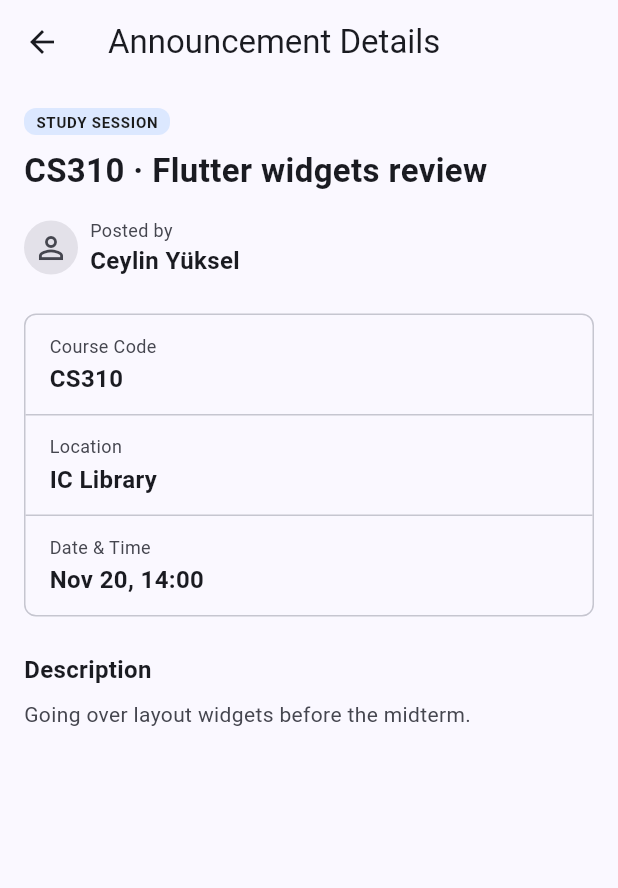
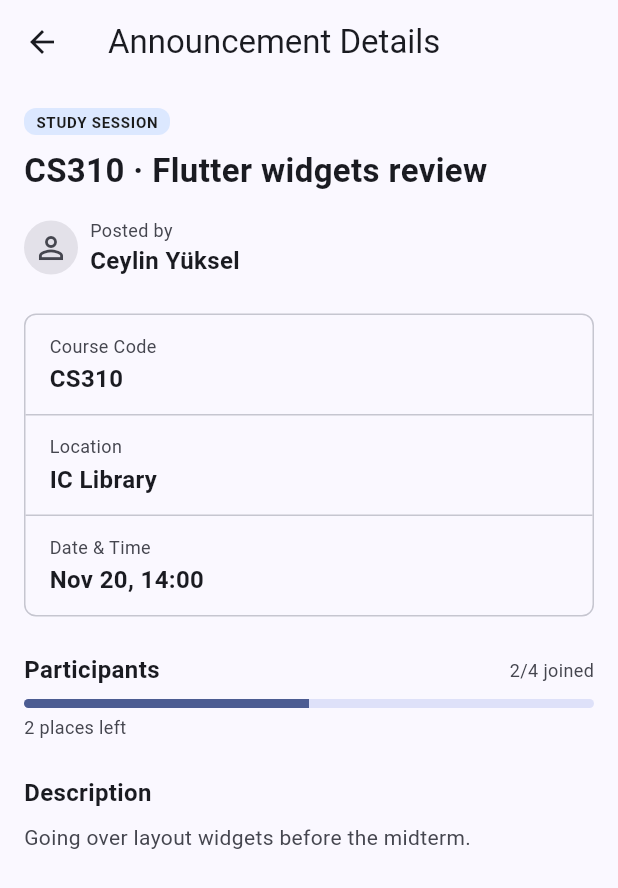
Before and after one commit to mahmutoztuncer/cs310-mobile-project, a Flutter app: the DetailsScreen screen opened directly with sample values from the repository, on a phone screen of 412 x 824 dp. Shown: the top 888 px of the screen. Run offline on Flutter 3.47's test engine with Material 3 defaults, Android fonts, the phone set to English and light mode, and no system bars; network calls fail.

Commit message:
Add participants section with progress bar to Details screen.

```diff
--- a/lib/screens/details_screen.dart
+++ b/lib/screens/details_screen.dart
@@ -88,6 +88,11 @@ class DetailsScreen extends StatelessWidget {
                 ],
               ),
               const SizedBox(height: AppSpacing.lg),
+              _ParticipantsSection(
+                joined: a.joinedCount,
+                capacity: a.capacity,
+              ),
+              const SizedBox(height: AppSpacing.lg),
               const Text('Description', style: AppTextStyles.cardTitle),
               const SizedBox(height: AppSpacing.sm),
               Text(
@@ -102,6 +107,7 @@ class DetailsScreen extends StatelessWidget {
     );
   }
 }
+
 /// One label/value pair shown in the info card.
 class _InfoRow {
   final String label;
@@ -151,3 +157,47 @@ class _InfoCard extends StatelessWidget {
     );
   }
 }
+
+/// Joined count, progress bar and remaining places.
+class _ParticipantsSection extends StatelessWidget {
+  final int joined;
+  final int capacity;
+  const _ParticipantsSection({required this.joined, required this.capacity});
+
+  @override
+  Widget build(BuildContext context) {
+    final colors = Theme.of(context).colorScheme;
+    final left = capacity - joined;
+
+    return Column(
+      crossAxisAlignment: CrossAxisAlignment.start,
+      children: [
+        Row(
+          children: [
+            const Expanded(
+              child: Text('Participants', style: AppTextStyles.cardTitle),
+            ),
+            Text(
+              '$joined/$capacity joined',
+              style: AppTextStyles.caption
+                  .copyWith(color: colors.onSurfaceVariant),
+            ),
+          ],
+        ),
+        const SizedBox(height: AppSpacing.sm),
+        ClipRRect(
+          borderRadius: BorderRadius.circular(AppSpacing.xs),
+          child: LinearProgressIndicator(
+            value: capacity == 0 ? 0 : joined / capacity,
+            minHeight: 6,
+          ),
+        ),
+        const SizedBox(height: AppSpacing.xs),
+        Text(
+          left > 0 ? '$left ${left == 1 ? 'place' : 'places'} left' : 'Full',
+          style: AppTextStyles.caption.copyWith(color: colors.onSurfaceVariant),
+        ),
+      ],
+    );
+  }
+}
```
